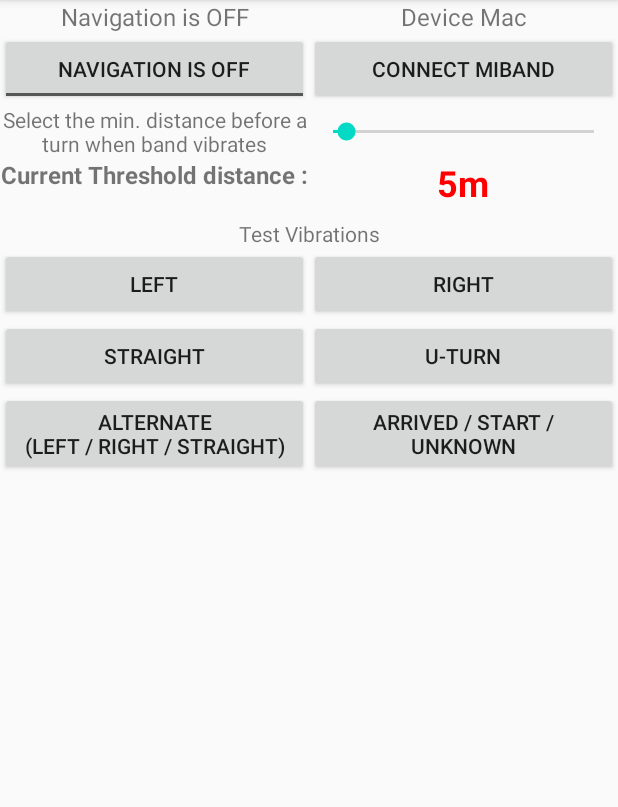
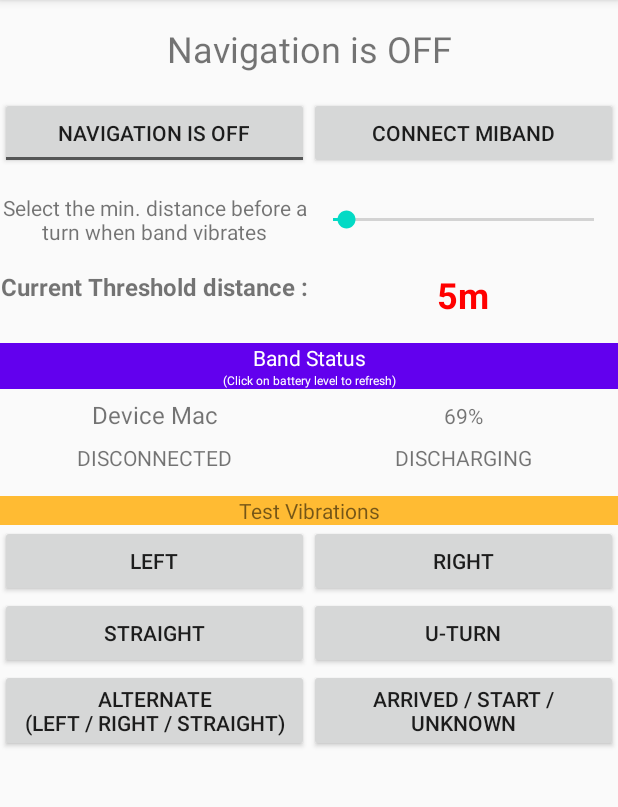
Before and after one commit to jashgopani/NaviBands, an Android app: the MainActivity screen opened directly, with no data from a screen before it, on a phone screen of 412 x 824 dp, the part 84-891 px from its top. Run offline under Robolectric (Android 15) with nearby library versions, the phone set to English and light mode, and no system bars; our stand-ins replace RxJava; libraries missing offline, so code that uses them is left out: jashgopani.github.io; 4 statements that could not run were skipped.

Commit message:
battery update added| do not vibrate on STRAIGHT

```diff
--- a/app/build.gradle
+++ b/app/build.gradle
@@ -35,7 +35,7 @@ dependencies {
     implementation 'androidx.appcompat:appcompat:1.1.0'
     implementation 'androidx.constraintlayout:constraintlayout:1.1.3'
     implementation 'androidx.localbroadcastmanager:localbroadcastmanager:1.0.0'
-    implementation 'com.github.jashgopani:mibandsdk:1.1.1'
+    implementation 'com.github.jashgopani:mibandsdk:1.2.0'
     implementation 'io.reactivex.rxjava3:rxandroid:3.0.0'
     implementation 'io.reactivex.rxjava3:rxjava:3.0.0'
     implementation 'androidx.recyclerview:recyclerview:1.1.0'
--- a/app/src/main/res/layout/activity_main.xml
+++ b/app/src/main/res/layout/activity_main.xml
@@ -12,26 +12,19 @@
     tools:context=".MainActivity">
 
     <TextView
+        android:layout_marginTop="16dp"
         android:id="@+id/statustv"
         android:layout_width="0dp"
         android:layout_height="wrap_content"
-        android:layout_columnSpan="1"
+        android:layout_columnSpan="2"
         android:layout_columnWeight="1"
         android:text="debug"
         android:textAlignment="center"
-        android:textSize="16sp" />
+        android:textSize="24sp" />
 
-    <TextView
-        android:id="@+id/devicetv"
-        android:layout_width="0dp"
-        android:layout_height="wrap_content"
-        android:layout_columnSpan="1"
-        android:layout_columnWeight="1"
-        android:text="Device Mac"
-        android:textAlignment="center"
-        android:textSize="16sp" />
 
     <ToggleButton
+        android:layout_marginTop="16dp"
         android:id="@+id/toggleMonitoringBtn"
         android:layout_width="0dp"
         android:layout_height="wrap_content"
@@ -42,6 +35,7 @@
         android:textOff="@string/monitoring_off"
         android:textOn="@string/monitoring_on" />
     <Button
+        android:layout_marginTop="16dp"
         android:id="@+id/gotoConnectBtn"
         android:layout_width="0dp"
         android:layout_height="wrap_content"
@@ -50,6 +44,7 @@
         android:text="Connect Miband"
         android:textAlignment="center" />
     <TextView
+        android:layout_marginTop="16dp"
         android:layout_width="0dp"
         android:layout_height="wrap_content"
         android:layout_columnWeight="1"
@@ -58,6 +53,7 @@
         android:text="@string/vibrate_distance"
         />
     <SeekBar
+        android:layout_marginTop="16dp"
         android:id="@+id/thresholdSeek"
         android:max="100"
         android:progress="5"
@@ -68,6 +64,8 @@
         android:layout_gravity="center_vertical"
         />
     <TextView
+        android:layout_marginTop="16dp"
+
         android:layout_width="0dp"
         android:layout_height="wrap_content"
         android:layout_columnWeight="1"
@@ -78,6 +76,7 @@
         android:text="@string/threshold"
         />
     <TextView
+        android:layout_marginTop="16dp"
         android:id="@+id/thresholdTv"
         android:textSize="24sp"
         tools:text="5"
@@ -92,13 +91,83 @@
         />
 
     <TextView
+        android:layout_marginTop="16dp"
+        android:layout_columnSpan="2"
+        android:layout_width="0dp"
+        android:layout_height="wrap_content"
+        android:layout_columnWeight="1"
+        android:text="Band Status"
+        android:background="@color/colorPrimary"
+        android:textColor="@android:color/white"
+        android:textAlignment="center"
+        />
+
+    <TextView
+        android:layout_columnSpan="2"
+        android:layout_width="0dp"
+        android:layout_height="wrap_content"
+        android:layout_columnWeight="1"
+        android:textSize="8sp"
+        android:text="(Click on battery level to refresh)"
+        android:background="@color/colorPrimary"
+        android:textColor="@android:color/white"
+        android:textAlignment="center"
+        />
+
+    <TextView
+        android:id="@+id/bandMacTv"
+        android:layout_width="0dp"
+        android:layout_height="wrap_content"
+        android:layout_columnSpan="1"
+        android:layout_columnWeight="1"
+        android:text="Device Mac"
+        android:textAlignment="center"
+        android:textSize="16sp" />
+
+
+    <TextView
+        android:id="@+id/bandBatteryStatusTv"
+        android:layout_columnSpan="1"
+        android:layout_width="0dp"
+        android:layout_height="wrap_content"
+        android:layout_columnWeight="1"
+        android:text="69%"
+        android:textAlignment="center"
+        android:paddingTop="8dp"
+        />
+
+    <TextView
+        android:id="@+id/bandConnectedStatusTv"
+        android:layout_columnSpan="1"
+        android:layout_width="0dp"
+        android:layout_height="wrap_content"
+        android:layout_columnWeight="1"
+        android:text="@string/status_disconnected"
+        android:textAlignment="center"
+        android:paddingTop="8dp"
+        />
+
+
+    <TextView
+        android:id="@+id/bandChargingStatusTv"
+        android:layout_columnSpan="1"
+        android:layout_width="0dp"
+        android:layout_height="wrap_content"
+        android:layout_columnWeight="1"
+        android:text="@string/status_discharging"
+        android:textAlignment="center"
+        android:paddingTop="8dp"
+        />
+
+    <TextView
+        android:layout_marginTop="16dp"
         android:layout_columnSpan="2"
         android:layout_width="0dp"
         android:layout_height="wrap_content"
         android:layout_columnWeight="1"
         android:text="Test Vibrations"
+        android:background="@android:color/holo_orange_light"
         android:textAlignment="center"
-        android:paddingTop="8dp"
         />
     <Button
         android:text="Left"
--- a/app/src/main/res/values/strings.xml
+++ b/app/src/main/res/values/strings.xml
@@ -8,7 +8,6 @@
     <string name="debug_file_failure">File debug operation failed</string>
     <string name="vibrate_distance">Select the min. distance before a turn when band vibrates</string>
     <string name="threshold">Current Threshold distance :</string>
-
     <string name="status0">No device connected</string>
     <string name="stop_scan">Stop Scan</string>
     <string name="start_scan">Find device</string>
@@ -22,4 +21,12 @@
     <string name="vibrate_repeat">Repeat Pattern</string>
     <string name="vibrate_led">LED on/off</string>
     <string name="devc">Developed by jashgopani</string>
+
+    <string name="status_disconnected">DISCONNECTED</string>
+    <string name="status_connected">CONNECTED</string>
+    <string name="status_paired">PAIRED</string>
+    <string name="status_charging">CHARGING</string>
+    <string name="status_discharging">DISCHARGING</string>
+
+
 </resources>
```
Also changed, not shown: app/src/main/AndroidManifest.xml (+10 -6 lines), app/src/main/java/com/example/maptest/BandConnectActivity.java (+38 -69 lines), app/src/main/java/com/example/maptest/MainActivity.java (+76 -56 lines), app/src/main/java/com/example/maptest/ScanResultsAdapter.java (+1 -6 lines).
